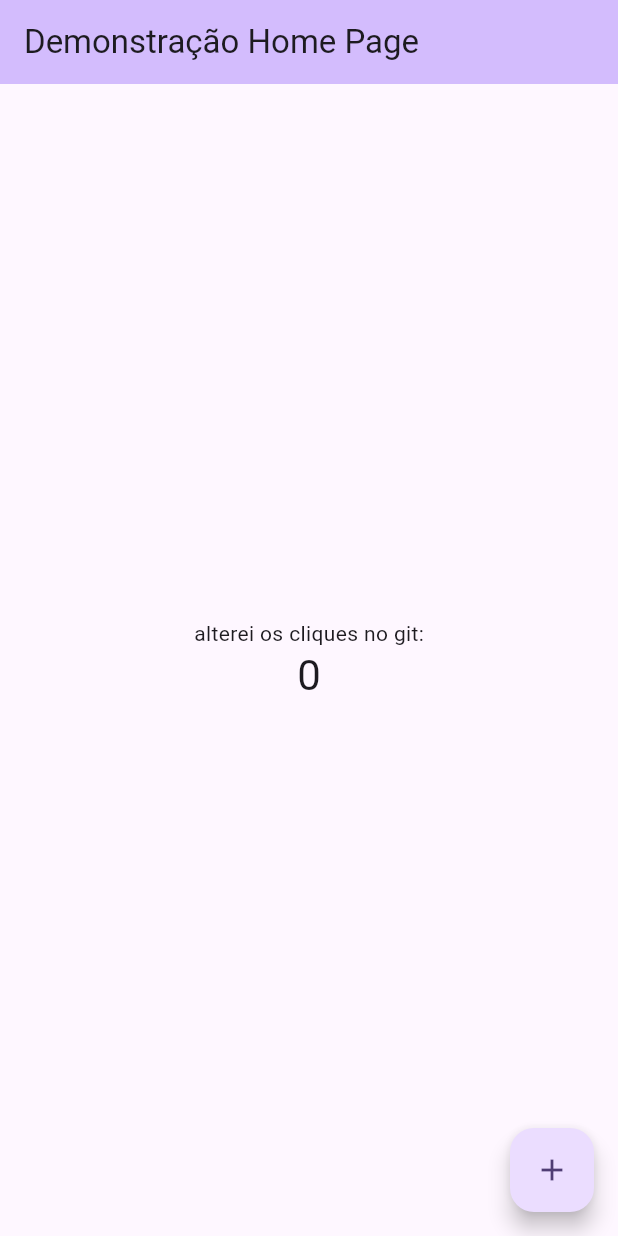
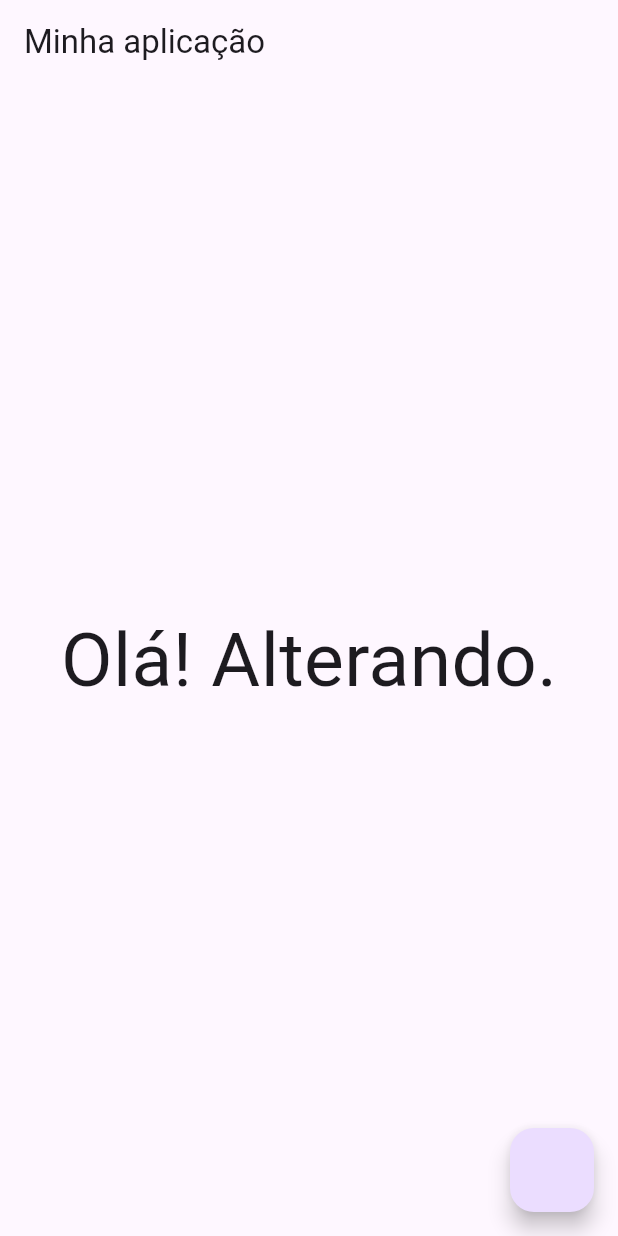
Before and after one commit to SergioRibeiroSilva/widget_basico, a Flutter app: the screen it shows after launch, on a phone screen of 412 x 824 dp. Run offline on Flutter 3.47's test engine with Material 3 defaults, Android fonts, the light colour scheme and no system bars.

Commit message:
Primeiro widget scaffold

```diff
--- a/lib/main.dart
+++ b/lib/main.dart
@@ -1,4 +1,5 @@
 import 'package:flutter/material.dart';
+import 'package:widget_basico/widget_scaffold.dart';
 
 void main() {
   runApp(const MyApp());
@@ -13,110 +14,18 @@ class MyApp extends StatelessWidget {
     return MaterialApp(
       title: 'Flutter Demo',
       theme: ThemeData(
-        // This is the theme of your application.
-        //
-        // TRY THIS: Try running your application with "flutter run". You'll see
-        // the application has a purple toolbar. Then, without quitting the app,
-        // try changing the seedColor in the colorScheme below to Colors.green
-        // and then invoke "hot reload" (save your changes or press the "hot
-        // reload" button in a Flutter-supported IDE, or press "r" if you used
-        // the command line to start the app).
-        //
-        // Notice that the counter didn't reset back to zero; the application
-        // state is not lost during the reload. To reset the state, use hot
-        // restart instead.
-        //
-        // This works for code too, not just values: Most code changes can be
-        // tested with just a hot reload.
         colorScheme: ColorScheme.fromSeed(seedColor: Colors.deepPurple),
       ),
-      home: const MyHomePage(title: 'Demonstração Home Page'),
+      home: MyHome(),
     );
   }
 }
 
-class MyHomePage extends StatefulWidget {
-  const MyHomePage({super.key, required this.title});
-
-  // This widget is the home page of your application. It is stateful, meaning
-  // that it has a State object (defined below) that contains fields that affect
-  // how it looks.
-
-  // This class is the configuration for the state. It holds the values (in this
-  // case the title) provided by the parent (in this case the App widget) and
-  // used by the build method of the State. Fields in a Widget subclass are
-  // always marked "final".
-
-  final String title;
-
-  @override
-  State<MyHomePage> createState() => _MyHomePageState();
-}
-
-class _MyHomePageState extends State<MyHomePage> {
-  int _counter = 0;
-
-  void _incrementCounter() {
-    setState(() {
-      // This call to setState tells the Flutter framework that something has
-      // changed in this State, which causes it to rerun the build method below
-      // so that the display can reflect the updated values. If we changed
-      // _counter without calling setState(), then the build method would not be
-      // called again, and so nothing would appear to happen.
-      _counter++;
-    });
-  }
+class MyHome extends StatelessWidget {
+  const MyHome({super.key});
 
   @override
   Widget build(BuildContext context) {
-    // This method is rerun every time setState is called, for instance as done
-    // by the _incrementCounter method above.
-    //
-    // The Flutter framework has been optimized to make rerunning build methods
-    // fast, so that you can just rebuild anything that needs updating rather
-    // than having to individually change instances of widgets.
-    return Scaffold(
-      appBar: AppBar(
-        // TRY THIS: Try changing the color here to a specific color (to
-        // Colors.amber, perhaps?) and trigger a hot reload to see the AppBar
-        // change color while the other colors stay the same.
-        backgroundColor: Theme.of(context).colorScheme.inversePrimary,
-        // Here we take the value from the MyHomePage object that was created by
-        // the App.build method, and use it to set our appbar title.
-        title: Text(widget.title),
-      ),
-      body: Center(
-        // Center is a layout widget. It takes a single child and positions it
-        // in the middle of the parent.
-        child: Column(
-          // Column is also a layout widget. It takes a list of children and
-          // arranges them vertically. By default, it sizes itself to fit its
-          // children horizontally, and tries to be as tall as its parent.
-          //
-          // Column has various properties to control how it sizes itself and
-          // how it positions its children. Here we use mainAxisAlignment to
-          // center the children vertically; the main axis here is the vertical
-          // axis because Columns are vertical (the cross axis would be
-          // horizontal).
-          //
-          // TRY THIS: Invoke "debug painting" (choose the "Toggle Debug Paint"
-          // action in the IDE, or press "p" in the console), to see the
-          // wireframe for each widget.
-          mainAxisAlignment: MainAxisAlignment.center,
-          children: <Widget>[
-            const Text('alterei os cliques no git:'),
-            Text(
-              '$_counter',
-              style: Theme.of(context).textTheme.headlineMedium,
-            ),
-          ],
-        ),
-      ),
-      floatingActionButton: FloatingActionButton(
-        onPressed: _incrementCounter,
-        tooltip: 'Increment',
-        child: const Icon(Icons.add),
-      ), // This trailing comma makes auto-formatting nicer for build methods.
-    );
+    return WidgetScaffold();
   }
 }
--- /dev/null
+++ b/lib/widget_scaffold.dart
@@ -0,0 +1,16 @@
+import 'package:flutter/material.dart';
+
+class WidgetScaffold extends StatelessWidget {
+  const WidgetScaffold({super.key});
+
+  @override
+  Widget build(BuildContext context) {
+    return Scaffold(
+      appBar: AppBar(title: Text('Minha aplicação')),
+      body: Center(
+        child: Text('Olá! Alterando.', style: TextStyle(fontSize: 50)),
+      ),
+      floatingActionButton: FloatingActionButton(onPressed: () {}),
+    );
+  }
+}
```
